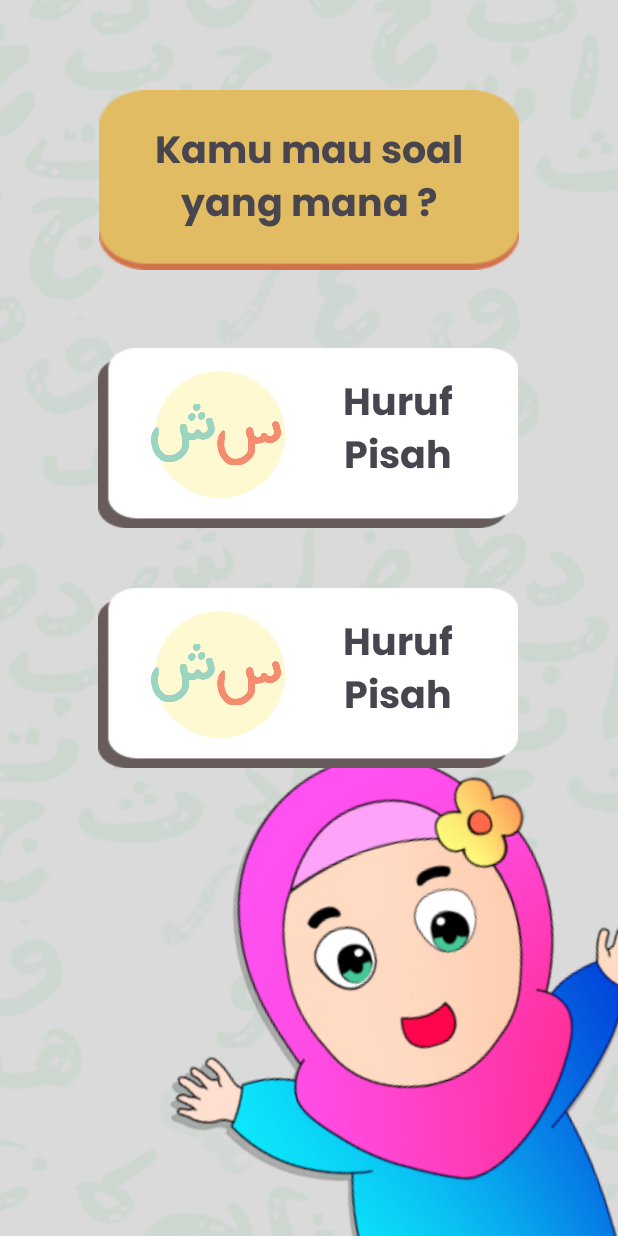
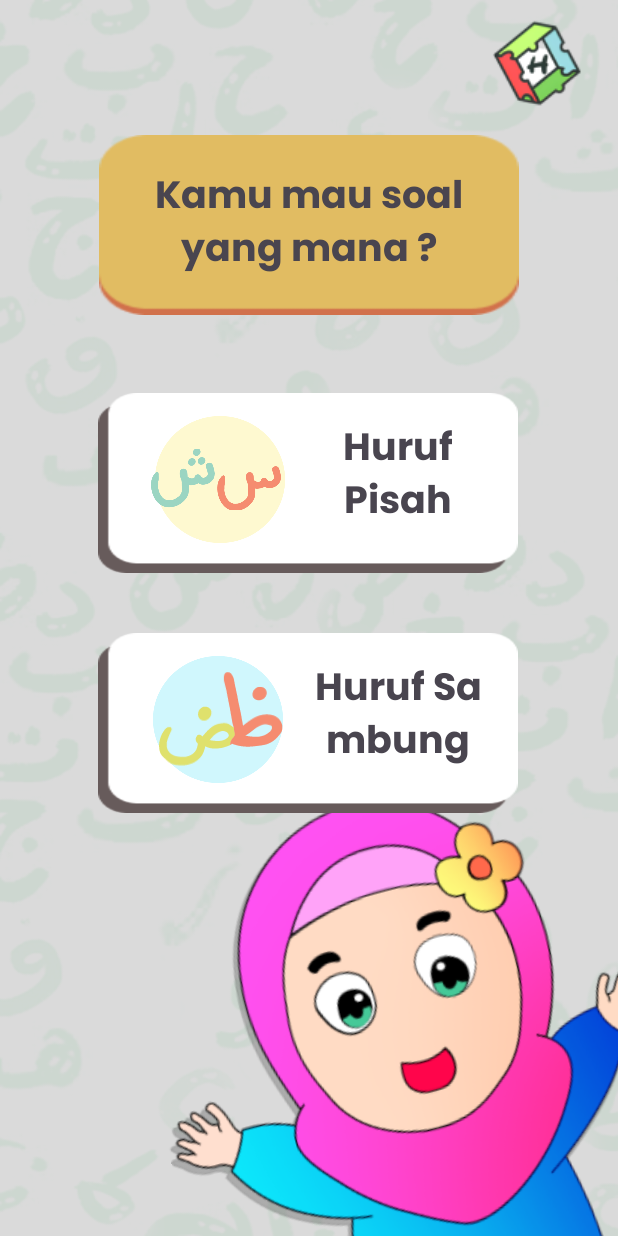
Before and after one commit to AsimaPrimaYohanaT/HijaiyahKu_New, an Android app: the layout activity_choose_quest.xml on its own in the app's theme, with its tools: preview values and no code run, on a phone screen of 412 x 824 dp. Run offline under Robolectric (Android 15) with nearby library versions, the phone set to English and light mode, and no system bars.

Commit message:
add: finish layout choose quest

```diff
--- a/app/src/main/AndroidManifest.xml
+++ b/app/src/main/AndroidManifest.xml
@@ -15,15 +15,15 @@
         <activity
             android:name=".ChooseQuest"
             android:exported="true" >
-
+            <intent-filter>
+                <action android:name="android.intent.action.MAIN" />
+                <category android:name="android.intent.category.LAUNCHER" />
+            </intent-filter>
         </activity>
         <activity
             android:name=".MainActivity"
             android:exported="true">
-            <intent-filter>
-                <action android:name="android.intent.action.MAIN" />
-                <category android:name="android.intent.category.LAUNCHER" />
-            </intent-filter>
+
         </activity>
 
         <meta-data
--- a/app/src/main/res/layout/activity_choose_quest.xml
+++ b/app/src/main/res/layout/activity_choose_quest.xml
@@ -7,6 +7,18 @@
     android:background="@drawable/background"
     tools:context=".ChooseQuest">
 
+    <ImageView
+        android:id="@+id/logo_team_p"
+        android:layout_width="wrap_content"
+        android:layout_height="wrap_content"
+        android:src="@drawable/logo"
+
+        app:layout_constraintEnd_toEndOf="parent"
+        android:layout_marginLeft="280dp"
+        app:layout_constraintStart_toStartOf="parent"
+        app:layout_constraintTop_toTopOf="parent"
+        />
+
     <androidx.constraintlayout.widget.ConstraintLayout
         android:id="@+id/asset_5_1"
         android:layout_width="280dp"
@@ -14,7 +26,7 @@
         android:layout_alignParentLeft="true"
         android:layout_alignParentTop="true"
         android:padding="18dp"
-        android:layout_marginTop="60dp"
+        android:layout_marginTop="90dp"
         android:background="@drawable/bg_wood"
         app:layout_constraintBottom_toTopOf="@+id/linearLayoutCompat"
         app:layout_constraintEnd_toEndOf="parent"
@@ -34,6 +46,8 @@
             app:layout_constraintLeft_toLeftOf="@id/asset_5_1"
             app:layout_constraintLeft_toRightOf="@id/asset_5_1"
             />
+
+
 
     </androidx.constraintlayout.widget.ConstraintLayout>
 
@@ -105,7 +119,7 @@
             android:paddingLeft="20dp"
             android:paddingTop="15dp"
             android:paddingBottom="20dp"
-            android:src="@drawable/pisah"
+            android:src="@drawable/sambung"
             android:layout_width="0dp"
             android:layout_height="match_parent"
             android:layout_weight="1"/>
@@ -120,7 +134,7 @@
             android:fontFamily="@font/poppins_bold"
             android:gravity="center"
             android:textAlignment="center"
-            android:text="Huruf Pisah"
+            android:text="Huruf Sambung"
             android:layout_width="0dp"
             android:layout_height="match_parent"
             android:layout_weight="1">
```
Also changed, not shown: app/src/main/res/drawable/sambung.png (added).
